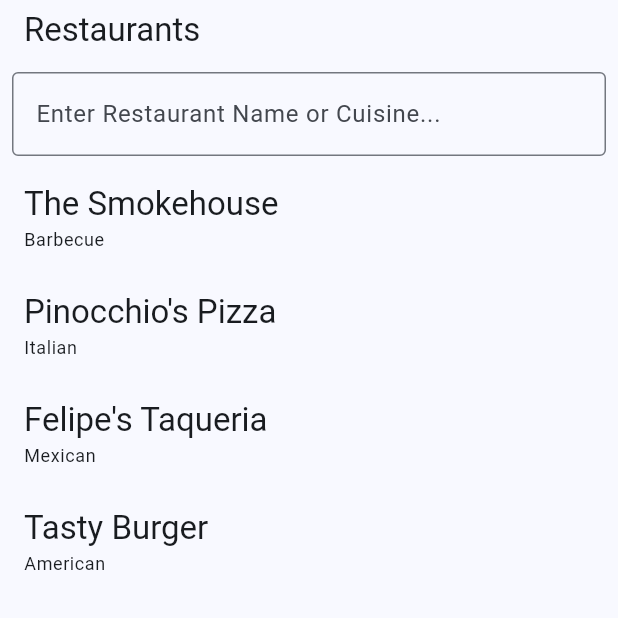
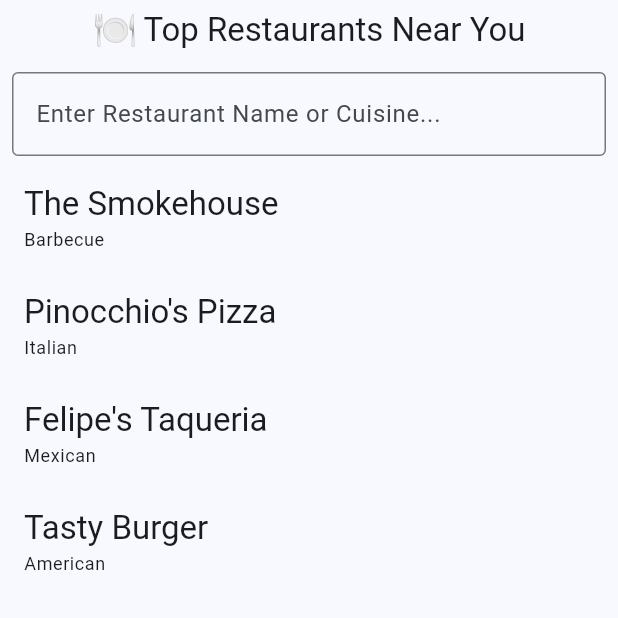
Before and after one commit to Lopez4163/Restaurant_App, a Flutter app: the screen it shows after launch, on a phone screen of 412 x 824 dp, the top half of it. Run offline on Flutter 3.47's test engine with Material 3 defaults, Android fonts, the phone set to English and light mode, and no system bars; our stand-ins replace flutter_riverpod.

Commit message:
quick fix: updated appBar title with emoji and styling

```diff
--- a/lib/restaurant_list_screen.dart
+++ b/lib/restaurant_list_screen.dart
@@ -33,7 +33,19 @@ class _RestaurantListScreenState extends State<RestaurantListScreen> {
   Widget build(BuildContext context) {
     return Scaffold(
       appBar: AppBar(
-        title: const Text('Restaurants'),
+        title: const Center(
+          child: Row(
+            mainAxisSize: MainAxisSize.min,
+            children: [
+              Text(
+                '🍽️',
+                style: TextStyle(fontSize: 24),
+              ),
+              SizedBox(width: 4),
+              Text('Top Restaurants Near You'),
+            ],
+          ),
+        ),
         bottom: PreferredSize(
           preferredSize: const Size.fromHeight(kToolbarHeight),
           child: Padding(
```
